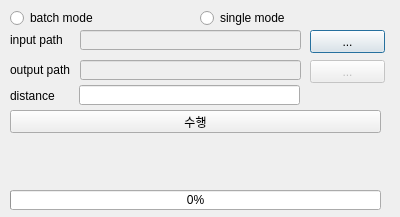
Qt form ui/buffer_batch_dialog_base.ui (MHJO/buffer_batch) before a commit.
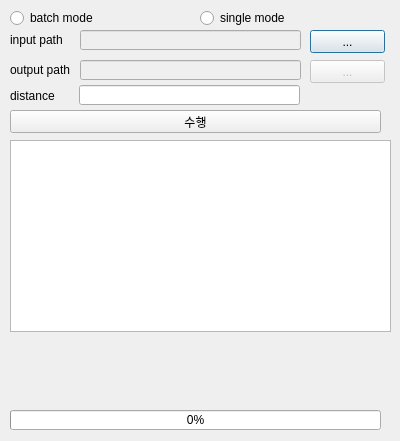
The same form after that commit.

Commit message: 버퍼 - 배치모드 폴더 선택 방법 변경

Diff of the .ui file:
```diff
--- a/ui/buffer_batch_dialog_base.ui
+++ b/ui/buffer_batch_dialog_base.ui
@@ -7,7 +7,7 @@
     <x>0</x>
     <y>0</y>
     <width>400</width>
-    <height>217</height>
+    <height>441</height>
    </rect>
   </property>
   <property name="windowTitle">
@@ -98,7 +98,7 @@
    <property name="geometry">
     <rect>
      <x>15</x>
-     <y>140</y>
+     <y>360</y>
      <width>361</width>
      <height>51</height>
     </rect>
@@ -147,7 +147,7 @@
    <property name="geometry">
     <rect>
      <x>10</x>
-     <y>190</y>
+     <y>410</y>
      <width>371</width>
      <height>20</height>
     </rect>
@@ -182,6 +182,16 @@
     <string>single mode</string>
    </property>
   </widget>
+  <widget class="QTreeView" name="treeView">
+   <property name="geometry">
+    <rect>
+     <x>10</x>
+     <y>140</y>
+     <width>381</width>
+     <height>192</height>
+    </rect>
+   </property>
+  </widget>
  </widget>
  <resources/>
  <connections/>
```
The commit also changes 1 other file.
